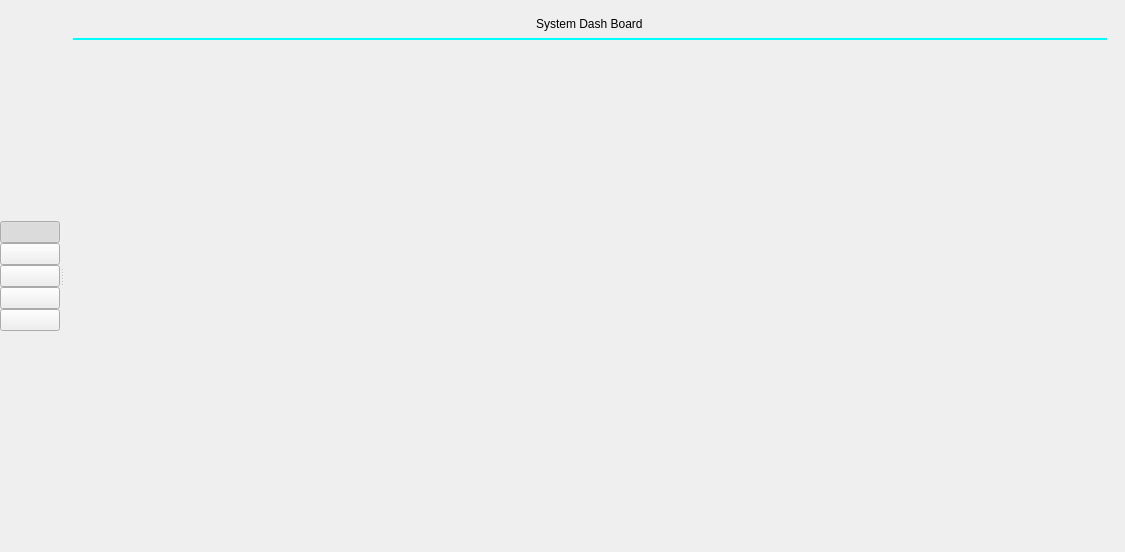
Old version of the form design.ui in the repository 307guojiawei/Linuxer.
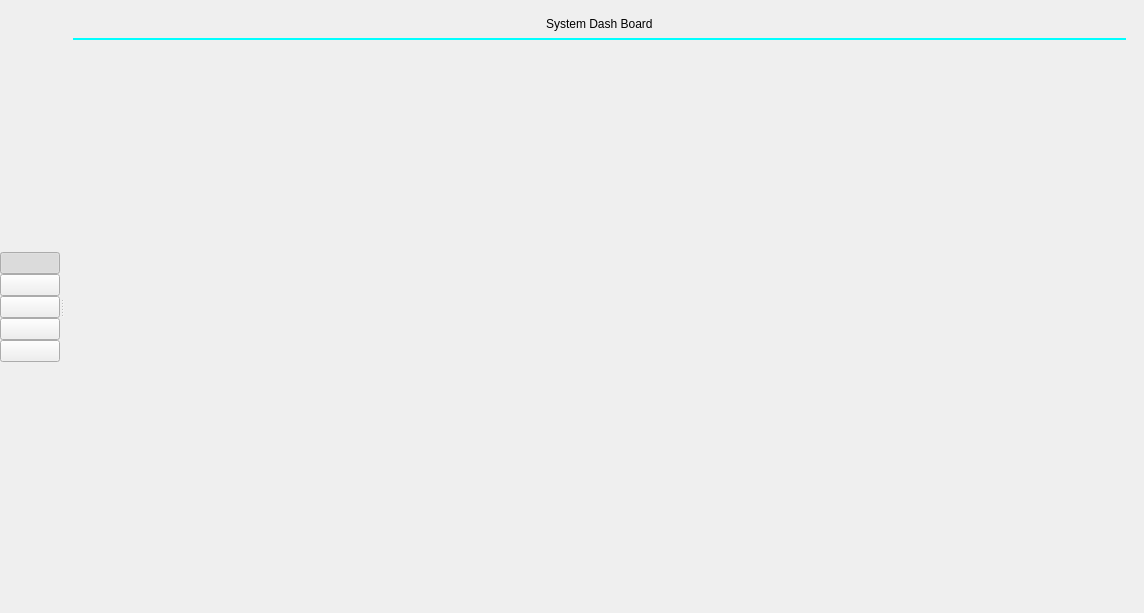
New version of the form. Icons and pictures are not drawn.

Commit message: Modify display details

Patch:
```diff
--- a/design.ui
+++ b/design.ui
@@ -6,8 +6,8 @@
    <rect>
     <x>0</x>
     <y>0</y>
-    <width>1125</width>
-    <height>552</height>
+    <width>1144</width>
+    <height>613</height>
    </rect>
   </property>
   <property name="windowTitle">
```
Left out of the diff: 14 changed lines with no effect on the pictures. The commit also changes 2 other files.
